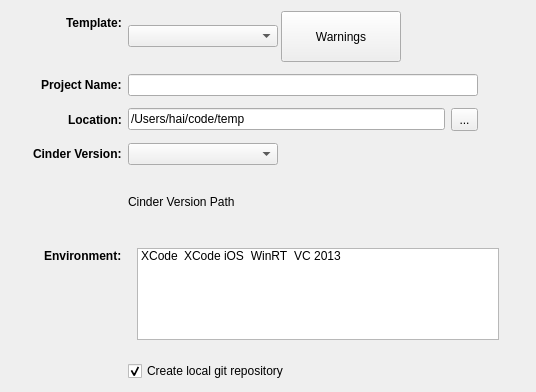
This is ui/WizardPageMain.ui in cinder/TinderBox as Qt 5 draws it before an edit. The edited form follows.
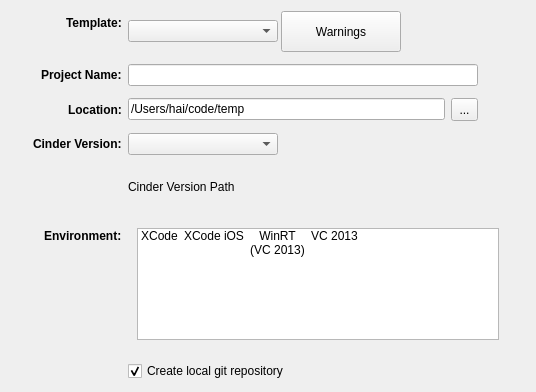
This is the edited form. Icons and pictures are not drawn.

The edit to the form file:
```diff
--- a/ui/WizardPageMain.ui
+++ b/ui/WizardPageMain.ui
@@ -258,7 +258,7 @@
        <item row="5" column="1">
         <widget class="QWidget" name="widget" native="true">
          <property name="sizePolicy">
-          <sizepolicy hsizetype="Expanding" vsizetype="MinimumExpanding">
+          <sizepolicy hsizetype="Expanding" vsizetype="Expanding">
            <horstretch>0</horstretch>
            <verstretch>0</verstretch>
           </sizepolicy>
@@ -272,12 +272,18 @@
          <property name="maximumSize">
           <size>
            <width>400</width>
-           <height>110</height>
+           <height>130</height>
           </size>
          </property>
          <layout class="QVBoxLayout" name="verticalLayout_4">
           <item>
            <widget class="QListWidget" name="compilerList">
+            <property name="sizePolicy">
+             <sizepolicy hsizetype="Expanding" vsizetype="Expanding">
+              <horstretch>0</horstretch>
+              <verstretch>0</verstretch>
+             </sizepolicy>
+            </property>
             <property name="lineWidth">
              <number>2</number>
             </property>
@@ -309,11 +315,17 @@
              <enum>QListView::Adjust</enum>
             </property>
             <property name="spacing">
-             <number>3</number>
+             <number>6</number>
             </property>
             <property name="viewMode">
              <enum>QListView::IconMode</enum>
             </property>
+            <property name="uniformItemSizes">
+             <bool>false</bool>
+            </property>
+            <property name="wordWrap">
+             <bool>false</bool>
+            </property>
             <property name="selectionRectVisible">
              <bool>false</bool>
             </property>
@@ -340,7 +352,8 @@
             </item>
             <item>
              <property name="text">
-              <string>WinRT</string>
+              <string>WinRT
+(VC 2013)</string>
              </property>
              <property name="icon">
               <iconset>
```
Left out of the diff: 3 changed lines with no effect on the pictures.
